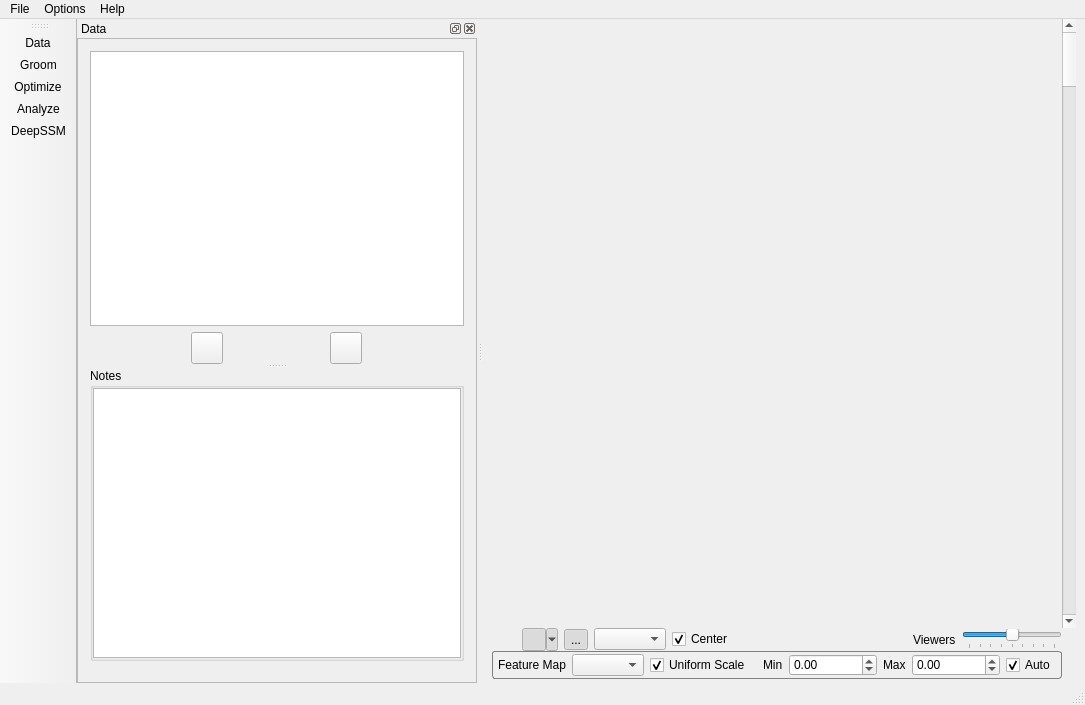
SCIInstitute/ShapeWorks, file Studio/src/Interface/ShapeWorksStudioApp.ui: the form before one commit.
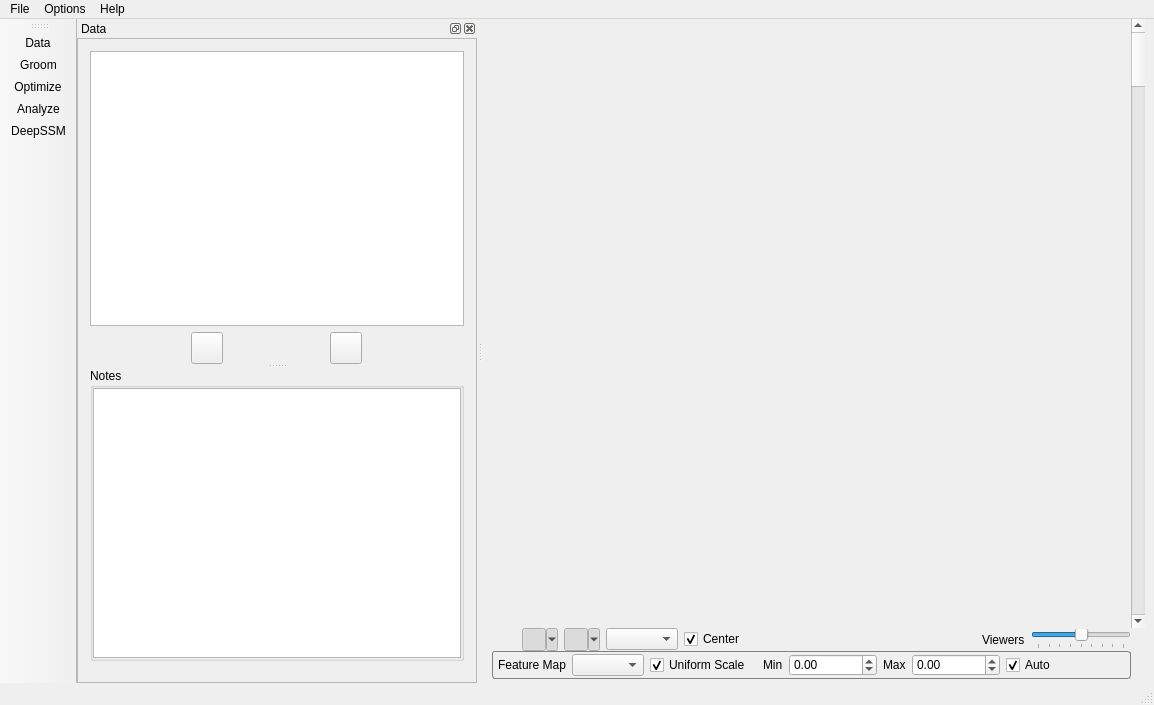
The form after the commit. Icons and pictures are not drawn. Custom widgets are drawn as their Qt base class.

Commit message: Adding opacity sliders for each domain

Patch:
```diff
--- a/Studio/src/Interface/ShapeWorksStudioApp.ui
+++ b/Studio/src/Interface/ShapeWorksStudioApp.ui
@@ -6,7 +6,7 @@
    <rect>
     <x>0</x>
     <y>0</y>
-    <width>1062</width>
+    <width>1154</width>
     <height>705</height>
    </rect>
   </property>
@@ -141,7 +141,7 @@
              <string>Show/hide isosurface</string>
             </property>
             <property name="text">
-             <string>...</string>
+             <string/>
             </property>
             <property name="icon">
              <iconset resource="../Resources/ShapeWorksStudio.qrc">
@@ -154,6 +154,9 @@
             <property name="checked">
              <bool>true</bool>
             </property>
+            <property name="popupMode">
+             <enum>QToolButton::MenuButtonPopup</enum>
+            </property>
             <property name="autoRaise">
              <bool>true</bool>
             </property>
@@ -383,7 +386,7 @@
     <rect>
      <x>0</x>
      <y>0</y>
-     <width>1062</width>
+     <width>1154</width>
      <height>22</height>
     </rect>
    </property>
```
The commit also changes 2 other files.
